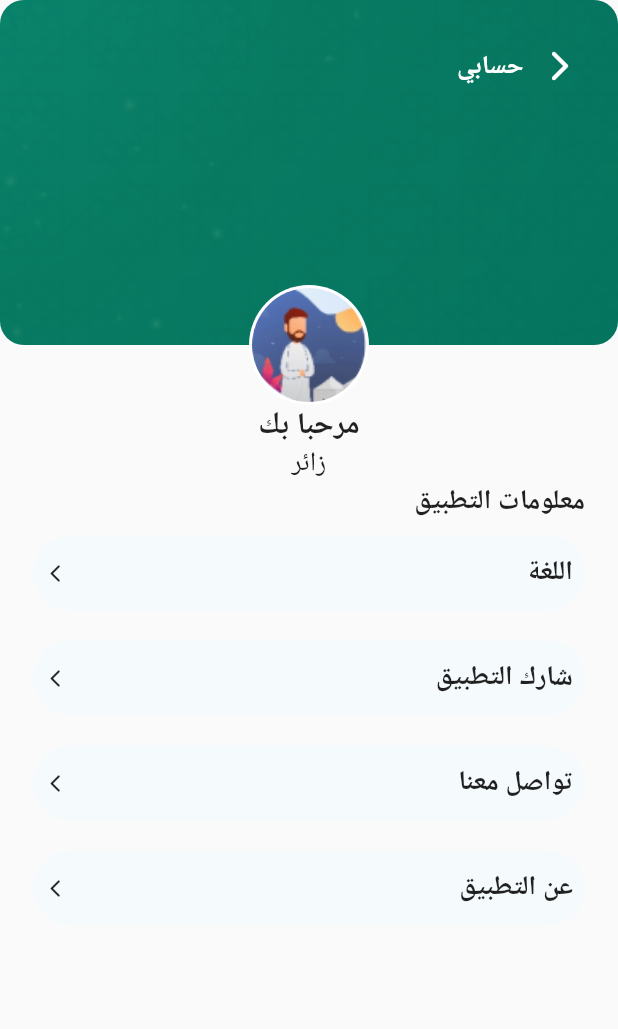
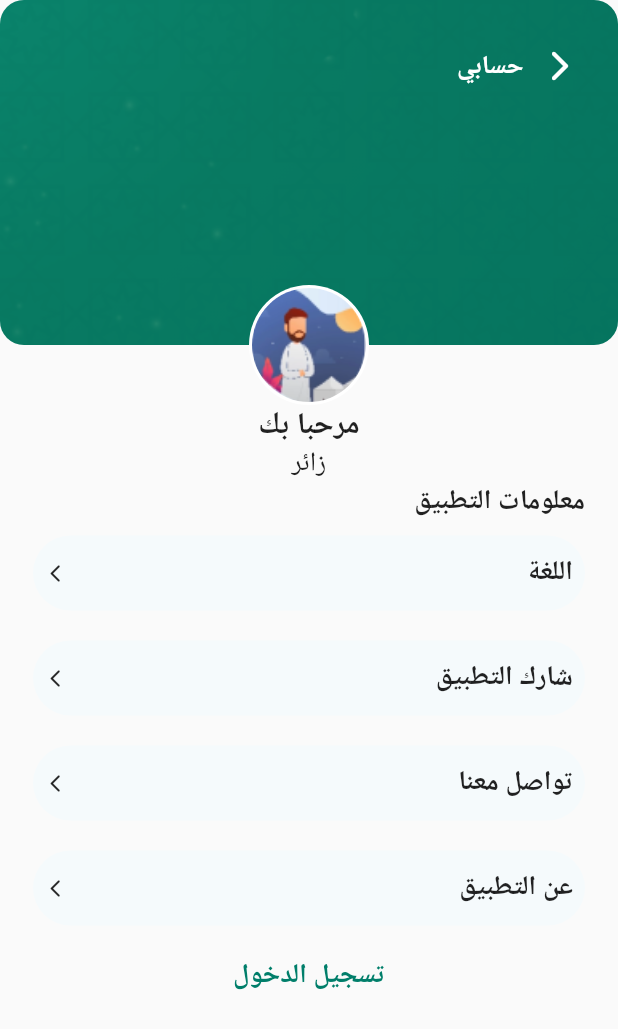
Before and after one commit to ammarelgml/Mosques-Guide-FlutterApp, a Flutter app: the screen it shows after launch, on a phone screen of 412 x 824 dp. Shown: the top 1029 px of the screen. Run offline on Flutter 3.47's test engine with Material 2 defaults, Android fonts, the phone set to English and light mode, and no system bars; our stand-ins replace get, location; statements that could not run were skipped.

Commit message:
Login Button

```diff
--- a/lib/view/settings/index.dart
+++ b/lib/view/settings/index.dart
@@ -1,6 +1,7 @@
 import 'package:flutter/material.dart';
 import 'package:mosques_guide_app/view/settings/widgets/button.dart';
 import 'package:mosques_guide_app/view/settings/widgets/header_section.dart';
+import 'package:mosques_guide_app/view/settings/widgets/login_btn.dart';
 
 class Settings extends StatelessWidget {
   const Settings({Key? key}) : super(key: key);
@@ -27,6 +28,7 @@ class Settings extends StatelessWidget {
               Button(onPressed: shareApp, title: "شارك التطبيق"),
               Button(onPressed: contactUs, title: "تواصل معنا"),
               Button(onPressed: aboutUs, title: "عن التطبيق"),
+              LoginBtn(),
             ],
           ),
         )
--- /dev/null
+++ b/lib/view/settings/widgets/login_btn.dart
@@ -0,0 +1,23 @@
+import 'package:flutter/material.dart';
+
+class LoginBtn extends StatelessWidget {
+  const LoginBtn({Key? key}) : super(key: key);
+
+  @override
+  Widget build(BuildContext context) {
+    return TextButton(
+      onPressed: login,
+      child: const Text(
+        "تسجيل الدخول",
+        style: TextStyle(
+            color: Color(0xff007E6A),
+            fontWeight: FontWeight.bold,
+            fontSize: 18),
+      ),
+    );
+  }
+
+  login() {
+    print("Login Btn");
+  }
+}
```
